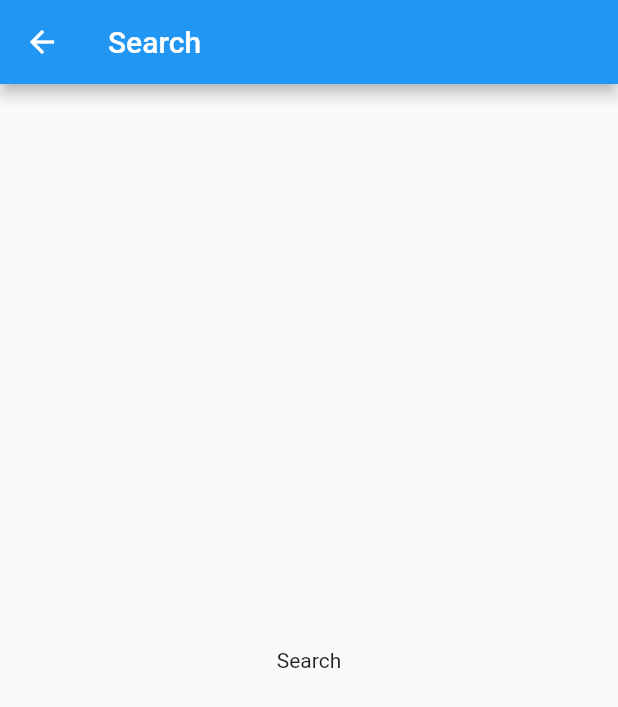
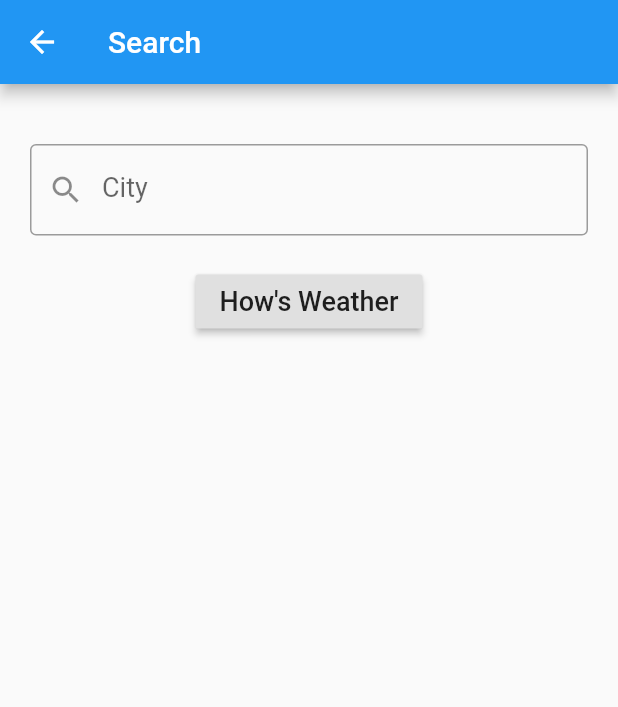
Before and after one commit to LDongGyu/flutter-block-example, a Flutter app: the HomePage screen opened directly, after a tap on the "search" icon, on a phone screen of 412 x 824 dp. Shown: the top 707 px of the screen. Run offline on Flutter 3.47's test engine with Material 2 defaults, Android fonts, the phone set to English and light mode, and no system bars; our stand-ins replace bloc, equatable, flutter_bloc.

Commit message:
feat: 화면 구성 완료

```diff
--- a/lib/models/weather.dart
+++ b/lib/models/weather.dart
@@ -1,5 +1,6 @@
 import 'package:equatable/equatable.dart';
 
+// Equatable은 == 연산을 할 때 객체의 속성 값을 비교하여 return
 class Weather extends Equatable{
   final String weatherStateName;
   final String created;
@@ -21,6 +22,7 @@ class Weather extends Equatable{
     this.lastUpdated,
   });
 
+  // 아래 요소들을 비교함
   @override
   List<Object> get props => [
     weatherStateName,
--- a/lib/pages/home_page.dart
+++ b/lib/pages/home_page.dart
@@ -24,8 +24,8 @@ class HomePage extends StatelessWidget {
           ),
           IconButton(
             icon: Icon(Icons.search),
-            onPressed: () {
-              Navigator.push(
+            onPressed: () async {
+              final city = await Navigator.push(
                   context,
                   MaterialPageRoute(
                       builder: (context){
@@ -33,8 +33,40 @@ class HomePage extends StatelessWidget {
                       }
                   )
               );
+              print('city: $city');
             },
           )
+        ],
+      ),
+      body: ListView(
+        children: <Widget>[
+          SizedBox(height: MediaQuery.of(context).size.height / 6),
+          Text('London',
+            textAlign: TextAlign.center,
+            style: TextStyle(fontSize: 40, fontWeight: FontWeight.bold),),
+          SizedBox(height: 10,),
+          Text('2020-08-02T15:00:00',
+            textAlign: TextAlign.center,
+            style: TextStyle(fontSize: 18.0),),
+          SizedBox(height: 60,),
+          Row(
+            mainAxisAlignment: MainAxisAlignment.center,
+            children: <Widget>[
+              Text('15', style: TextStyle(fontSize: 30, fontWeight: FontWeight.bold),),
+              SizedBox(width: 20.0,),
+              Column(
+                crossAxisAlignment: CrossAxisAlignment.start,
+                children: <Widget>[
+                  Text('maxTemp: 17', style: TextStyle(fontSize: 16),),
+                  Text('minTemp: 10', style: TextStyle(fontSize: 16),)
+                ],
+              ),
+            ],
+          ),
+          SizedBox(height: 20.0,),
+          Text('Light Cloud',
+            textAlign: TextAlign.center,
+            style: TextStyle(fontSize: 32),)
         ],
       ),
     );
--- a/lib/pages/search_page.dart
+++ b/lib/pages/search_page.dart
@@ -1,14 +1,60 @@
 import 'package:flutter/material.dart';
 
-class SearchPage extends StatelessWidget {
+class SearchPage extends StatefulWidget {
+  @override
+  _SearchPageState createState() => _SearchPageState();
+}
+
+class _SearchPageState extends State<SearchPage> {
+  final GlobalKey<FormState> fKey = GlobalKey<FormState>();
+  String city;
+
+  void submit(){
+    final form = fKey.currentState;
+
+    form.save();
+
+    if(!form.validate()){
+      return;
+    }
+
+    Navigator.pop(context, city);
+  }
+
   @override
   Widget build(BuildContext context) {
     return Scaffold(
       appBar: AppBar(
         title: Text('Search'),
       ),
-      body: Center(
-        child: Text('Search'),
+      body: Form(
+        key: fKey,
+        child: Column(
+          children: <Widget>[
+            SizedBox(height: 40,),
+            Padding(
+              padding: EdgeInsets.symmetric(horizontal: 20),
+              child: TextFormField(
+                style: TextStyle(fontSize: 18),
+                decoration: InputDecoration(
+                  labelText: 'City',
+                  hintText: 'Enter city name in English',
+                  prefixIcon: Icon(Icons.search),
+                  border: OutlineInputBorder(),
+                ),
+                validator: (value){
+                  return value.isEmpty ? 'city is required' : null;
+                },
+                onSaved: (value) => city = value,
+              ),
+            ),
+            SizedBox(height: 20.0,),
+            RaisedButton(
+              onPressed: submit,
+              child: Text('How\'s Weather', style: TextStyle(fontSize: 18),),
+            )
+          ],
+        ),
       ),
     );
   }
--- a/lib/pages/settings_page.dart
+++ b/lib/pages/settings_page.dart
@@ -7,8 +7,16 @@ class SettingsPage extends StatelessWidget {
       appBar: AppBar(
         title: Text('Settings'),
       ),
-      body: Center(
-        child: Text('Settings'),
+      body: Padding(
+        padding: EdgeInsets.only(left: 10, top: 20, right: 10),
+        child: ListTile(
+          title: Text('Temperature Unit'),
+          subtitle: Text('Celcius or Farenheit\nDefault: Celcius'),
+          trailing: Switch(
+            value: true,
+            onChanged: (_){},
+          ),
+        ),
       ),
     );
   }
```
